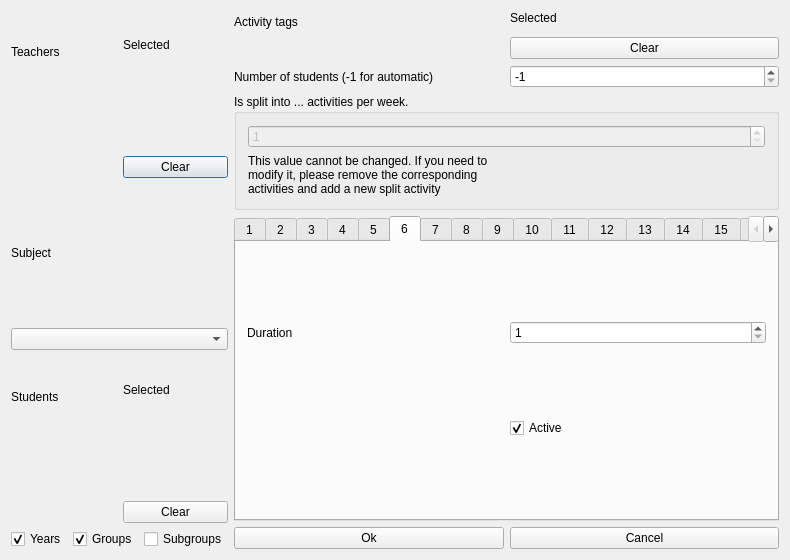
This is src/interface/modifyactivityform_template.ui in janLo/FET as Qt 5 draws it before an edit. The edited form follows.
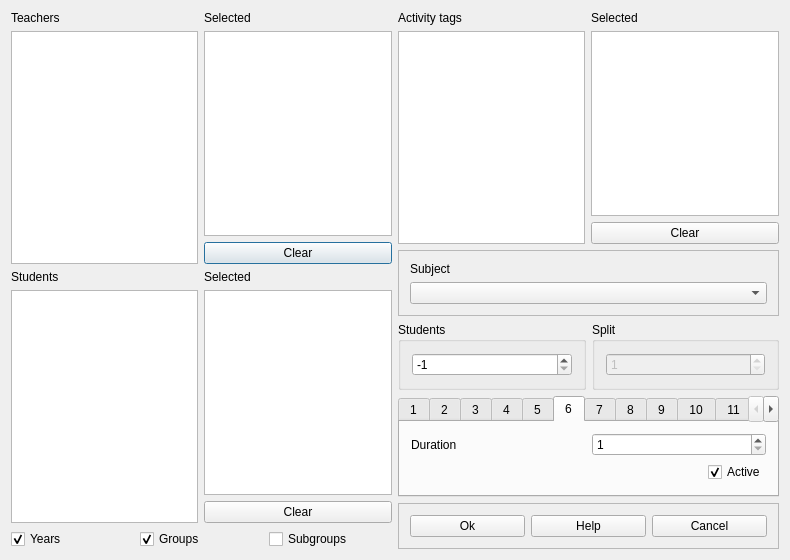
This is the edited form. The open tabs and pages were chosen to show the change. Custom widgets are drawn as their Qt base class.

What changed in the file:
```diff
--- a/src/interface/modifyactivityform_template.ui
+++ b/src/interface/modifyactivityform_template.ui
@@ -13,13 +13,13 @@
   <property name="windowTitle">
    <string extracomment="This is the title of a dialog to modify an activity">Modify activity</string>
   </property>
-  <layout class="QGridLayout" name="gridLayout">
+  <layout class="QGridLayout" name="gridLayout_4">
    <item row="0" column="0">
-    <layout class="QVBoxLayout">
+    <layout class="QVBoxLayout" name="verticalLayout_5">
      <item>
-      <layout class="QHBoxLayout">
+      <layout class="QHBoxLayout" name="horizontalLayout_3">
        <item>
-        <layout class="QVBoxLayout">
+        <layout class="QVBoxLayout" name="verticalLayout">
          <item>
           <widget class="QLabel" name="allTeachersTextLabel">
            <property name="text">
@@ -31,18 +31,12 @@
           </widget>
          </item>
          <item>
-          <widget class="Q3ListBox" name="allTeachersListBox">
-           <item>
-            <property name="text">
-             <string>New Item</string>
-            </property>
-           </item>
-          </widget>
+          <widget class="QListWidget" name="allTeachersListWidget"/>
          </item>
         </layout>
        </item>
        <item>
-        <layout class="QVBoxLayout">
+        <layout class="QVBoxLayout" name="verticalLayout_2">
          <item>
           <widget class="QLabel" name="selectedTeachersTextLabel">
            <property name="text">
@@ -54,16 +48,8 @@
           </widget>
          </item>
          <item>
-          <widget class="Q3ListBox" name="selectedTeachersListBox">
-           <item>
-            <property name="text">
-             <string>New Item</string>
-            </property>
-           </item>
-          </widget>
-         </item>
-         <item>
-          <layout class="QVBoxLayout">
+          <widget class="QListWidget" name="selectedTeachersListWidget"/>
+         </item>
            <item>
             <widget class="QPushButton" name="clearTeacherPushButton">
              <property name="text">
@@ -75,42 +61,10 @@
          </item>
         </layout>
        </item>
-      </layout>
-     </item>
      <item>
-      <layout class="QVBoxLayout">
+      <layout class="QHBoxLayout" name="horizontalLayout_4">
        <item>
-        <widget class="QLabel" name="subjectsTextLabel">
-         <property name="text">
-          <string>Subject</string>
-         </property>
-         <property name="wordWrap">
-          <bool>false</bool>
-         </property>
-        </widget>
-       </item>
-       <item>
-        <widget class="QComboBox" name="subjectsComboBox">
-         <property name="editable">
-          <bool>false</bool>
-         </property>
-         <property name="insertPolicy">
-          <enum>QComboBox::NoInsert</enum>
-         </property>
-         <property name="autoCompletion">
-          <bool>false</bool>
-         </property>
-         <property name="duplicatesEnabled">
-          <bool>false</bool>
-         </property>
-        </widget>
-       </item>
-      </layout>
-     </item>
-     <item>
-      <layout class="QHBoxLayout">
-       <item>
-        <layout class="QVBoxLayout">
+        <layout class="QVBoxLayout" name="verticalLayout_4">
          <item>
           <widget class="QLabel" name="allStudentsTextLabel">
            <property name="text">
@@ -122,18 +76,12 @@
           </widget>
          </item>
          <item>
-          <widget class="Q3ListBox" name="allStudentsListBox">
-           <item>
-            <property name="text">
-             <string>New Item</string>
-            </property>
-           </item>
-          </widget>
+          <widget class="QListWidget" name="allStudentsListWidget"/>
          </item>
         </layout>
        </item>
        <item>
-        <layout class="QVBoxLayout">
+        <layout class="QVBoxLayout" name="verticalLayout_3">
          <item>
           <widget class="QLabel" name="selectedStudentsTextLabel">
            <property name="text">
@@ -145,16 +93,8 @@
           </widget>
          </item>
          <item>
-          <widget class="Q3ListBox" name="selectedStudentsListBox">
-           <item>
-            <property name="text">
-             <string>New Item</string>
-            </property>
-           </item>
-          </widget>
-         </item>
-         <item>
-          <layout class="QVBoxLayout">
+          <widget class="QListWidget" name="selectedStudentsListWidget"/>
+         </item>
            <item>
             <widget class="QPushButton" name="clearStudentsPushButton">
              <property name="text">
@@ -166,10 +106,8 @@
          </item>
         </layout>
        </item>
-      </layout>
-     </item>
      <item>
-      <layout class="QHBoxLayout">
+      <layout class="QHBoxLayout" name="horizontalLayout_2">
        <item>
         <widget class="QCheckBox" name="showYearsCheckBox">
          <property name="text">
@@ -202,11 +140,11 @@
     </layout>
    </item>
    <item row="0" column="1">
-    <layout class="QVBoxLayout" name="verticalLayout_4">
+    <layout class="QVBoxLayout" name="verticalLayout_6">
      <item>
-      <layout class="QHBoxLayout" name="horizontalLayout">
+      <layout class="QHBoxLayout" name="horizontalLayout_5">
        <item>
-        <layout class="QVBoxLayout" name="verticalLayout">
+        <layout class="QVBoxLayout" name="verticalLayout_8">
          <item>
           <widget class="QLabel" name="allActivityTagsTextLabel">
            <property name="text">
@@ -218,20 +156,12 @@
           </widget>
          </item>
          <item>
-          <widget class="Q3ListBox" name="allActivityTagsListBox">
-           <item>
-            <property name="text">
-             <string>New Item</string>
-            </property>
-           </item>
-          </widget>
+          <widget class="QListWidget" name="allActivityTagsListWidget"/>
          </item>
         </layout>
        </item>
        <item>
-        <layout class="QVBoxLayout" name="verticalLayout_3">
-         <item>
-          <layout class="QVBoxLayout" name="verticalLayout_2">
+        <layout class="QVBoxLayout" name="verticalLayout_7">
            <item>
             <widget class="QLabel" name="selectedActivityTagsTextLabel">
              <property name="text">
@@ -243,15 +173,7 @@
             </widget>
            </item>
            <item>
-            <widget class="Q3ListBox" name="selectedActivityTagsListBox">
-             <item>
-              <property name="text">
-               <string>New Item</string>
-              </property>
-             </item>
-            </widget>
-           </item>
-          </layout>
+          <widget class="QListWidget" name="selectedActivityTagsListWidget"/>
          </item>
          <item>
           <widget class="QPushButton" name="clearActivityTagPushButton">
@@ -265,18 +187,52 @@
       </layout>
      </item>
      <item>
-      <layout class="QHBoxLayout">
-       <item>
-        <widget class="QLabel" name="textLabel2">
+      <widget class="QFrame" name="frame_2">
+       <property name="frameShape">
+        <enum>QFrame::StyledPanel</enum>
+       </property>
+       <property name="frameShadow">
+        <enum>QFrame::Raised</enum>
+       </property>
+       <layout class="QGridLayout" name="gridLayout_3">
+        <item row="0" column="0">
+         <widget class="QLabel" name="allSubjectsTextLabel">
          <property name="text">
-          <string>Number of students (-1 for automatic)</string>
+           <string>Subject</string>
          </property>
          <property name="wordWrap">
           <bool>false</bool>
          </property>
         </widget>
        </item>
+        <item row="1" column="0">
+         <widget class="QComboBox" name="subjectsComboBox">
+          <property name="editable">
+           <bool>false</bool>
+          </property>
+          <property name="insertPolicy">
+           <enum>QComboBox::NoInsert</enum>
+          </property>
+          <property name="autoCompletion">
+           <bool>false</bool>
+          </property>
+          <property name="duplicatesEnabled">
+           <bool>false</bool>
+          </property>
+         </widget>
+        </item>
+       </layout>
+      </widget>
+     </item>
        <item>
+      <layout class="QHBoxLayout" name="horizontalLayout_6">
+       <item>
+        <widget class="QGroupBox" name="numberOfStudentsGroupBox">
+         <property name="title">
+          <string comment="This refers to the number of students, but I want to keep the text short">Students</string>
+         </property>
+         <layout class="QGridLayout" name="gridLayout_2">
+          <item row="0" column="0">
         <widget class="QSpinBox" name="nStudentsSpinBox">
          <property name="enabled">
           <bool>true</bool>
@@ -293,14 +249,15 @@
         </widget>
        </item>
       </layout>
+        </widget>
      </item>
      <item>
-      <widget class="Q3GroupBox" name="splitGroupBox">
+        <widget class="QGroupBox" name="splitGroupBox">
        <property name="title">
-        <string>Is split into ... activities per week.</string>
-       </property>
-       <layout class="QVBoxLayout">
-        <item>
+          <string comment="Refers to the number of components in an activity split into more components">Split</string>
+         </property>
+         <layout class="QGridLayout" name="gridLayout">
+          <item row="0" column="0">
          <widget class="QSpinBox" name="splitSpinBox">
           <property name="enabled">
            <bool>false</bool>
@@ -313,26 +270,19 @@
           </property>
          </widget>
         </item>
-        <item>
-         <widget class="QLabel" name="textLabel1">
-          <property name="text">
-           <string>This value cannot be changed. If you need to
-modify it, please remove the corresponding
-activities and add a new split activity</string>
-          </property>
-          <property name="wordWrap">
-           <bool>false</bool>
-          </property>
+         </layout>
          </widget>
         </item>
        </layout>
-      </widget>
      </item>
      <item>
       <widget class="QTabWidget" name="subactivitiesTabWidget">
        <property name="currentIndex">
         <number>0</number>
        </property>
+       <property name="usesScrollButtons">
+        <bool>true</bool>
+       </property>
        <widget class="QWidget" name="TabPage1">
         <attribute name="title">
          <string>1</string>
@@ -552,18 +502,10 @@
         <attribute name="title">
          <string>6</string>
         </attribute>
-        <layout class="QGridLayout">
-         <item row="0" column="1">
-          <widget class="QSpinBox" name="duration6SpinBox">
-           <property name="enabled">
-            <bool>true</bool>
-           </property>
-           <property name="minimum">
-            <number>1</number>
-           </property>
-          </widget>
-         </item>
+        <layout class="QGridLayout" name="gridLayout_10">
          <item row="0" column="0">
+          <layout class="QHBoxLayout" name="horizontalLayout_18">
+           <item>
           <widget class="QLabel" name="duration6TextLabel">
            <property name="enabled">
             <bool>true</bool>
@@ -576,7 +518,34 @@
            </property>
           </widget>
          </item>
-         <item row="2" column="1">
+           <item>
+            <widget class="QSpinBox" name="duration6SpinBox">
+             <property name="enabled">
+              <bool>true</bool>
+             </property>
+             <property name="minimum">
+              <number>1</number>
+             </property>
+            </widget>
+           </item>
+          </layout>
+         </item>
+         <item row="1" column="0">
+          <layout class="QHBoxLayout" name="horizontalLayout_17">
+           <item>
+            <spacer name="horizontalSpacer_6">
+             <property name="orientation">
+              <enum>Qt::Horizontal</enum>
+             </property>
+             <property name="sizeHint" stdset="0">
+              <size>
+               <width>40</width>
+               <height>20</height>
+              </size>
+             </property>
+            </spacer>
+           </item>
+           <item>
           <widget class="QCheckBox" name="active6CheckBox">
            <property name="enabled">
             <bool>true</bool>
@@ -590,6 +559,8 @@
           </widget>
          </item>
         </layout>
+         </item>
+        </layout>
        </widget>
        <widget class="QWidget" name="TabPage7">
         <attribute name="title">
@@ -1841,7 +1812,14 @@
       </widget>
      </item>
      <item>
-      <layout class="QHBoxLayout">
+      <widget class="QFrame" name="frame">
+       <property name="frameShape">
+        <enum>QFrame::StyledPanel</enum>
+       </property>
+       <property name="frameShadow">
+        <enum>QFrame::Raised</enum>
+       </property>
+       <layout class="QHBoxLayout" name="horizontalLayout">
        <item>
         <widget class="QPushButton" name="okPushButton">
          <property name="text">
@@ -1849,6 +1827,13 @@
          </property>
         </widget>
        </item>
+        <item>
+         <widget class="QPushButton" name="helpPushButton">
+          <property name="text">
+           <string>Help</string>
+          </property>
+         </widget>
+        </item>
        <item>
         <widget class="QPushButton" name="cancelPushButton">
          <property name="text">
@@ -1857,71 +1842,13 @@
         </widget>
        </item>
       </layout>
+      </widget>
      </item>
     </layout>
    </item>
   </layout>
  </widget>
  <layoutdefault spacing="6" margin="11"/>
- <customwidgets>
-  <customwidget>
-   <class>Q3GroupBox</class>
-   <extends>QGroupBox</extends>
-   <header>Qt3Support/Q3GroupBox</header>
-   <container>1</container>
-  </customwidget>
-  <customwidget>
-   <class>Q3Frame</class>
-   <extends>QFrame</extends>
-   <header>Qt3Support/Q3Frame</header>
-   <container>1</container>
-  </customwidget>
-  <customwidget>
-   <class>Q3ListBox</class>
-   <extends>Q3Frame</extends>
-   <header>q3listbox.h</header>
-  </customwidget>
- </customwidgets>
- <tabstops>
-  <tabstop>allTeachersListBox</tabstop>
-  <tabstop>selectedTeachersListBox</tabstop>
-  <tabstop>clearTeacherPushButton</tabstop>
-  <tabstop>subjectsComboBox</tabstop>
-  <tabstop>allStudentsListBox</tabstop>
-  <tabstop>selectedStudentsListBox</tabstop>
-  <tabstop>clearStudentsPushButton</tabstop>
-  <tabstop>showYearsCheckBox</tabstop>
-  <tabstop>showGroupsCheckBox</tabstop>
-  <tabstop>showSubgroupsCheckBox</tabstop>
-  <tabstop>allActivityTagsListBox</tabstop>
-  <tabstop>selectedActivityTagsListBox</tabstop>
-  <tabstop>clearActivityTagPushButton</tabstop>
-  <tabstop>nStudentsSpinBox</tabstop>
-  <tabstop>splitSpinBox</tabstop>
-  <tabstop>subactivitiesTabWidget</tabstop>
-  <tabstop>duration1SpinBox</tabstop>
-  <tabstop>active1CheckBox</tabstop>
-  <tabstop>duration2SpinBox</tabstop>
-  <tabstop>active2CheckBox</tabstop>
-  <tabstop>duration3SpinBox</tabstop>
-  <tabstop>active3CheckBox</tabstop>
-  <tabstop>duration4SpinBox</tabstop>
-  <tabstop>active4CheckBox</tabstop>
-  <tabstop>duration5SpinBox</tabstop>
-  <tabstop>active5CheckBox</tabstop>
-  <tabstop>duration6SpinBox</tabstop>
-  <tabstop>active6CheckBox</tabstop>
-  <tabstop>duration7SpinBox</tabstop>
-  <tabstop>active7CheckBox</tabstop>
-  <tabstop>duration8SpinBox</tabstop>
-  <tabstop>active8CheckBox</tabstop>
-  <tabstop>duration9SpinBox</tabstop>
-  <tabstop>active9CheckBox</tabstop>
-  <tabstop>duration10SpinBox</tabstop>
-  <tabstop>active10CheckBox</tabstop>
-  <tabstop>okPushButton</tabstop>
-  <tabstop>cancelPushButton</tabstop>
- </tabstops>
  <resources/>
  <connections/>
 </ui>
```
Left out of the diff: 944 changed lines with no effect on the pictures. Lines whose indentation alone changed are shown as unchanged.
